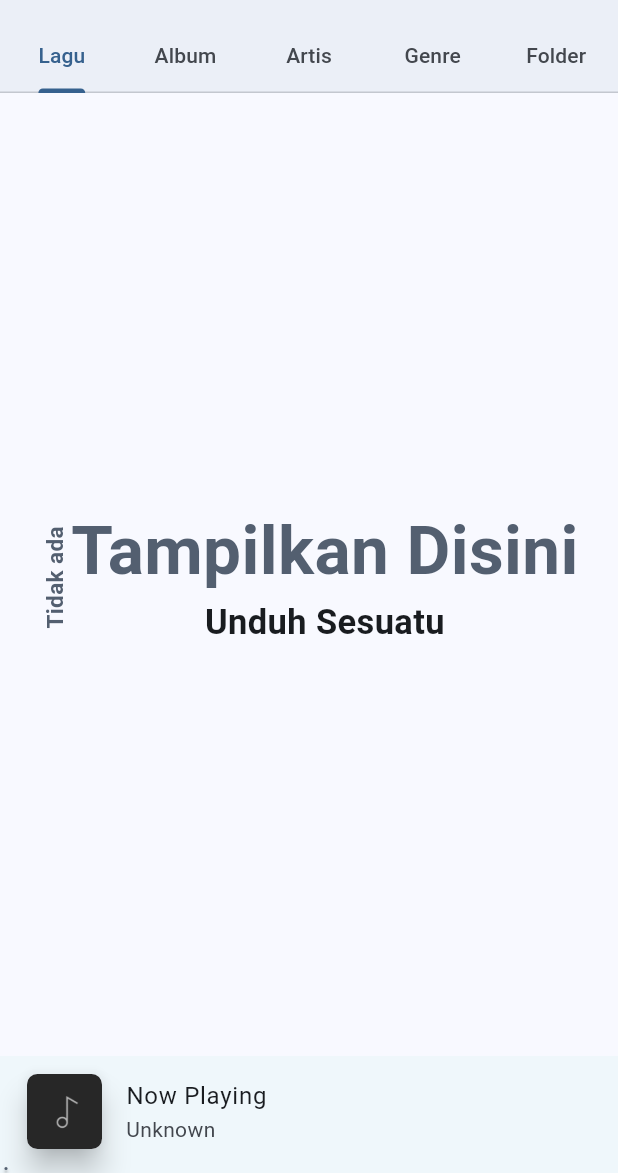
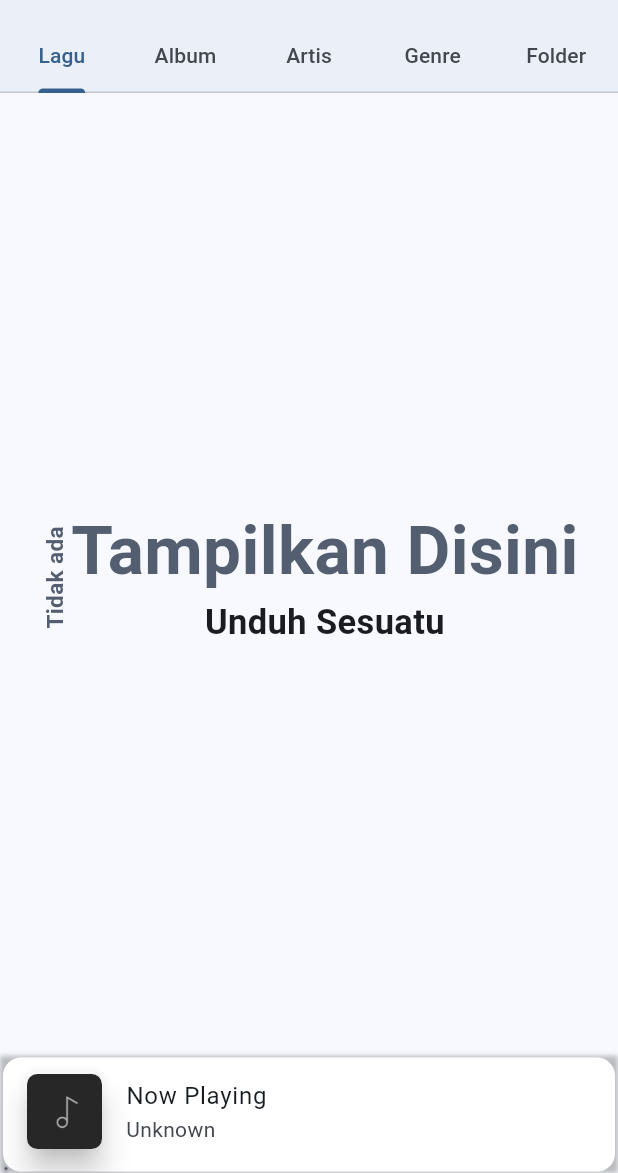
Before and after one commit to arkan3h/Music-player, a Flutter app: the screen it shows after launch, on a phone screen of 412 x 824 dp, the part 63-1236 px from its top. Run offline on Flutter 3.47's test engine with Material 3 defaults, Android fonts, the light colour scheme and no system bars; our stand-ins replace adaptive_theme, audio_service, get_it, hive, hive_flutter, just_audio and 4 more; missing offline and left inert: audio_session; accounts and stored records are empty.

Commit message:
Some layout improve

```diff
--- a/lib/player/audio_player.dart
+++ b/lib/player/audio_player.dart
@@ -45,7 +45,7 @@ class _PlayScreenState extends State<PlayScreen> {
                 resizeToAvoidBottomInset: false,
                 appBar: AppBar(
                   elevation: 0,
-                  backgroundColor: const Color.fromARGB(255, 239, 247, 251),
+                  backgroundColor: Theme.of(context).colorScheme.onSecondary,
                   centerTitle: true,
                   leading: IconButton(
                     icon: const Icon(Icons.expand_more_rounded),
@@ -115,7 +115,7 @@ class _PlayScreenState extends State<PlayScreen> {
                   ) {
                     if (constraints.maxWidth > constraints.maxHeight) {
                       return Container(
-                        color: const Color.fromARGB(255, 239, 247, 251),
+                        color: Theme.of(context).colorScheme.onSecondary,
                         child: Row(
                           mainAxisAlignment: MainAxisAlignment.spaceEvenly,
                           children: [
@@ -152,7 +152,7 @@ class _PlayScreenState extends State<PlayScreen> {
                       );
                     }
                     return Container(
-                      color: const Color.fromARGB(255, 239, 247, 251),
+                      color: Theme.of(context).colorScheme.onSecondary,
                       child: Stack(
                         children: [
                           Column(
--- a/lib/widgets/mini_player.dart
+++ b/lib/widgets/mini_player.dart
@@ -30,7 +30,14 @@ class _MiniPlayerState extends State<MiniPlayer> {
     return SafeArea(
       top: false,
       child: Container(
-        color: const Color.fromARGB(255, 239, 247, 251),
+        decoration: const BoxDecoration(
+          boxShadow: [
+              BoxShadow(
+                color: Color.fromRGBO(0, 0, 0, .25),
+                blurRadius: 2.0
+              )
+            ],
+        ),
         child: StreamBuilder<MediaItem?>(
           stream: audioHandler.mediaItem,
           builder: (context, snapshot) {
@@ -80,7 +87,7 @@ class _MiniPlayerState extends State<MiniPlayer> {
                   return Future.value(false);
                 },
                 child: Card(
-                  color: const Color.fromARGB(255, 239, 247, 251),
+                  color: Theme.of(context).colorScheme.onSecondary,
                   margin: const EdgeInsets.symmetric(
                     horizontal: 2.0,
                     vertical: 1.0,
```
